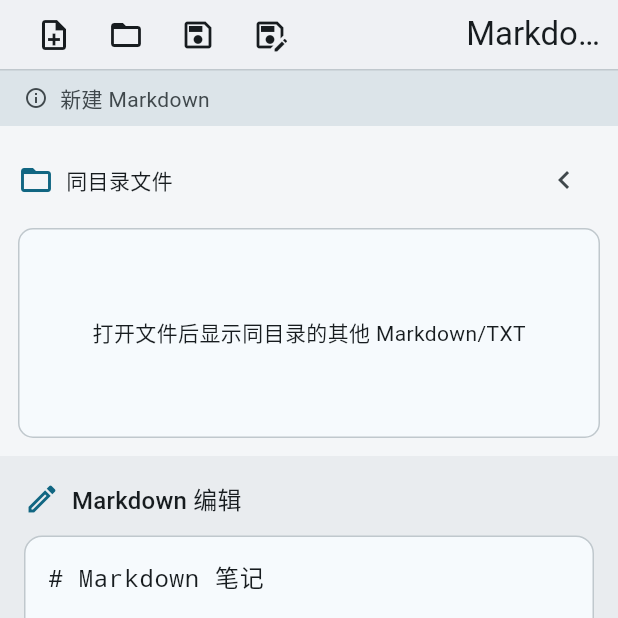
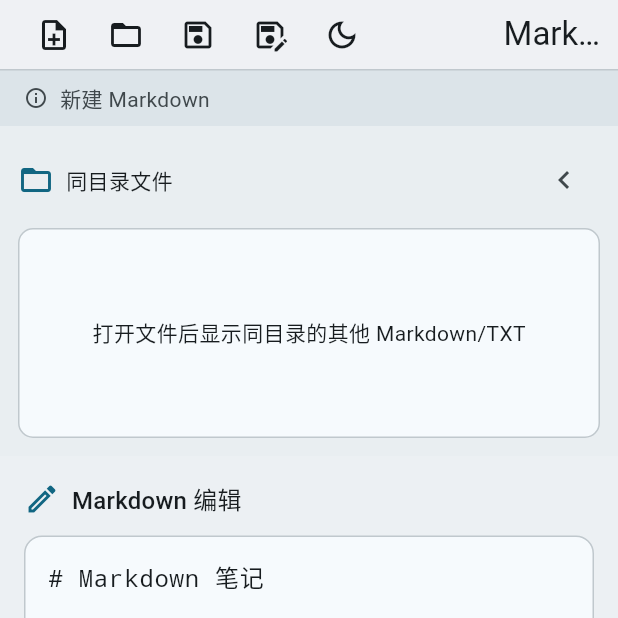
Before and after one commit to FanHeran/my_app, a Flutter app: the screen it shows after launch, on a phone screen of 412 x 824 dp, the top half of it. Run offline on Flutter 3.47's test engine with Material 3 defaults, Android fonts, the phone set to English and light mode, and no system bars; our stand-ins replace flutter_markdown; missing offline and left inert: file_selector, markdown; Roboto replaces fonts that are missing (Segoe UI).

Commit message:
init: program init

```diff
--- a/lib/main.dart
+++ b/lib/main.dart
@@ -22,14 +22,26 @@ class SaveAsIntent extends Intent {
   const SaveAsIntent();
 }
 
-class MarkdownDesktopApp extends StatelessWidget {
+class MarkdownDesktopApp extends StatefulWidget {
   const MarkdownDesktopApp({super.key});
 
   @override
-  Widget build(BuildContext context) {
-    return MaterialApp(
-      title: 'Markdown Desktop',
-      theme: ThemeData(
+  State<MarkdownDesktopApp> createState() => _MarkdownDesktopAppState();
+}
+
+class _MarkdownDesktopAppState extends State<MarkdownDesktopApp> {
+  ThemeMode _themeMode = ThemeMode.light;
+
+  void _toggleTheme() {
+    setState(() {
+      _themeMode = _themeMode == ThemeMode.light
+          ? ThemeMode.dark
+          : ThemeMode.light;
+    });
+  }
+
+  ThemeData _buildLightTheme() {
+    return ThemeData(
       colorScheme: ColorScheme.fromSeed(
         seedColor: Colors.blueGrey,
         brightness: Brightness.light,
@@ -45,9 +57,7 @@ class MarkdownDesktopApp extends StatelessWidget {
       cardTheme: CardThemeData(
         color: Colors.white,
         surfaceTintColor: Colors.transparent,
-          shape: RoundedRectangleBorder(
-            borderRadius: BorderRadius.circular(12),
-          ),
+        shape: RoundedRectangleBorder(borderRadius: BorderRadius.circular(12)),
         elevation: 0,
       ),
       textSelectionTheme: TextSelectionThemeData(
@@ -55,14 +65,64 @@ class MarkdownDesktopApp extends StatelessWidget {
         selectionHandleColor: Colors.blueGrey,
       ),
       useMaterial3: true,
+      fontFamily: Platform.isLinux ? "Inter" : "Segoe UI",
+    );
+  }
+
+  ThemeData _buildDarkTheme() {
+    final ColorScheme colors = ColorScheme.fromSeed(
+      seedColor: Colors.blueGrey,
+      brightness: Brightness.dark,
+    );
+    return ThemeData(
+      colorScheme: colors,
+      scaffoldBackgroundColor: const Color(0xFF0F1419),
+      appBarTheme: AppBarTheme(
+        elevation: 0.2,
+        surfaceTintColor: Colors.transparent,
+        backgroundColor: Colors.grey.shade900,
+        toolbarHeight: 48,
+        titleSpacing: 12,
       ),
-      home: const MarkdownHomePage(),
+      cardTheme: CardThemeData(
+        color: Colors.grey.shade900,
+        surfaceTintColor: Colors.transparent,
+        shape: RoundedRectangleBorder(borderRadius: BorderRadius.circular(12)),
+        elevation: 0,
+      ),
+      textSelectionTheme: TextSelectionThemeData(
+        selectionColor: colors.primary.withOpacity(0.25),
+        selectionHandleColor: colors.primary,
+      ),
+      useMaterial3: true,
+      fontFamily: Platform.isLinux ? "Inter" : "Segoe UI",
+    );
+  }
+
+  @override
+  Widget build(BuildContext context) {
+    return MaterialApp(
+      title: 'Markdown Desktop',
+      theme: _buildLightTheme(),
+      darkTheme: _buildDarkTheme(),
+      themeMode: _themeMode,
+      home: MarkdownHomePage(
+        themeMode: _themeMode,
+        onToggleTheme: _toggleTheme,
+      ),
     );
   }
 }
 
 class MarkdownHomePage extends StatefulWidget {
-  const MarkdownHomePage({super.key});
+  const MarkdownHomePage({
+    super.key,
+    required this.themeMode,
+    required this.onToggleTheme,
+  });
+
+  final ThemeMode themeMode;
+  final VoidCallback onToggleTheme;
 
   @override
   State<MarkdownHomePage> createState() => _MarkdownHomePageState();
@@ -90,6 +150,7 @@ class _MarkdownHomePageState extends State<MarkdownHomePage> {
   double _splitRatio = 0.55;
   // 拖动分隔条时的标记。
   bool _draggingSplit = false;
+  bool get _isDark => widget.themeMode == ThemeMode.dark;
 
   @override
   void initState() {
@@ -267,6 +328,15 @@ class _MarkdownHomePageState extends State<MarkdownHomePage> {
                     icon: const Icon(Icons.save_as_outlined),
                     onPressed: _saving ? null : () => _saveFile(saveAs: true),
                   ),
+                  IconButton(
+                    tooltip: _isDark ? '切换为浅色' : '切换为深色',
+                    icon: Icon(
+                      _isDark
+                          ? Icons.wb_sunny_outlined
+                          : Icons.dark_mode_outlined,
+                    ),
+                    onPressed: widget.onToggleTheme,
+                  ),
                   const Spacer(),
                   Expanded(
                     child: Text(
@@ -348,6 +418,14 @@ class _MarkdownHomePageState extends State<MarkdownHomePage> {
           );
         }
 
+        final double sidebarWidth = _sidebarCollapsed ? 44 : 240;
+        final double handleWidth = 12;
+        final double availableWidth =
+            (constraints.maxWidth - sidebarWidth - handleWidth).clamp(
+              300,
+              constraints.maxWidth,
+            );
+
         return Row(
           crossAxisAlignment: CrossAxisAlignment.stretch,
           children: [
@@ -358,7 +436,7 @@ class _MarkdownHomePageState extends State<MarkdownHomePage> {
               flex: (editorFlex * 1000).toInt(),
               child: _buildEditor(context),
             ),
-            _buildDragHandle(),
+            _buildDragHandle(availableWidth),
             Expanded(
               flex: (previewFlex * 1000).toInt(),
               child: _buildPreview(context),
@@ -373,7 +451,7 @@ class _MarkdownHomePageState extends State<MarkdownHomePage> {
     final ColorScheme colors = Theme.of(context).colorScheme;
     return Container(
       padding: const EdgeInsets.all(16),
-      color: const Color(0xFFE9ECEF),
+      color: colors.surfaceVariant.withOpacity(0.35),
       child: Column(
         crossAxisAlignment: CrossAxisAlignment.stretch,
         children: [
@@ -419,7 +497,7 @@ class _MarkdownHomePageState extends State<MarkdownHomePage> {
     final ColorScheme colors = Theme.of(context).colorScheme;
     return Container(
       padding: const EdgeInsets.all(16),
-      color: const Color(0xFFEFF1F4),
+      color: colors.surfaceVariant.withOpacity(0.45),
       child: Column(
         crossAxisAlignment: CrossAxisAlignment.stretch,
         children: [
@@ -474,7 +552,7 @@ class _MarkdownHomePageState extends State<MarkdownHomePage> {
   }
 
   // 编辑/预览的可拖动分隔条（仅宽屏）。
-  Widget _buildDragHandle() {
+  Widget _buildDragHandle(double availableWidth) {
     final ColorScheme colors = Theme.of(context).colorScheme;
     return MouseRegion(
       cursor: SystemMouseCursors.resizeLeftRight,
@@ -489,10 +567,8 @@ class _MarkdownHomePageState extends State<MarkdownHomePage> {
         onHorizontalDragUpdate: (details) {
           // 根据拖动距离微调比例。
           setState(() {
-            _splitRatio = (_splitRatio + details.delta.dx / 800).clamp(
-              0.25,
-              0.75,
-            );
+            _splitRatio = (_splitRatio + details.delta.dx / availableWidth)
+                .clamp(0.25, 0.75);
           });
         },
         child: Container(
@@ -575,6 +651,7 @@ class _MarkdownHomePageState extends State<MarkdownHomePage> {
     final ColorScheme colors = Theme.of(context).colorScheme;
     return Container(
       padding: const EdgeInsets.all(12),
+      decoration: BoxDecoration(color: colors.surfaceVariant.withOpacity(0.45)),
       child: Column(
         children: [
           Row(
```
Lines whose indentation alone changed are shown as unchanged.
